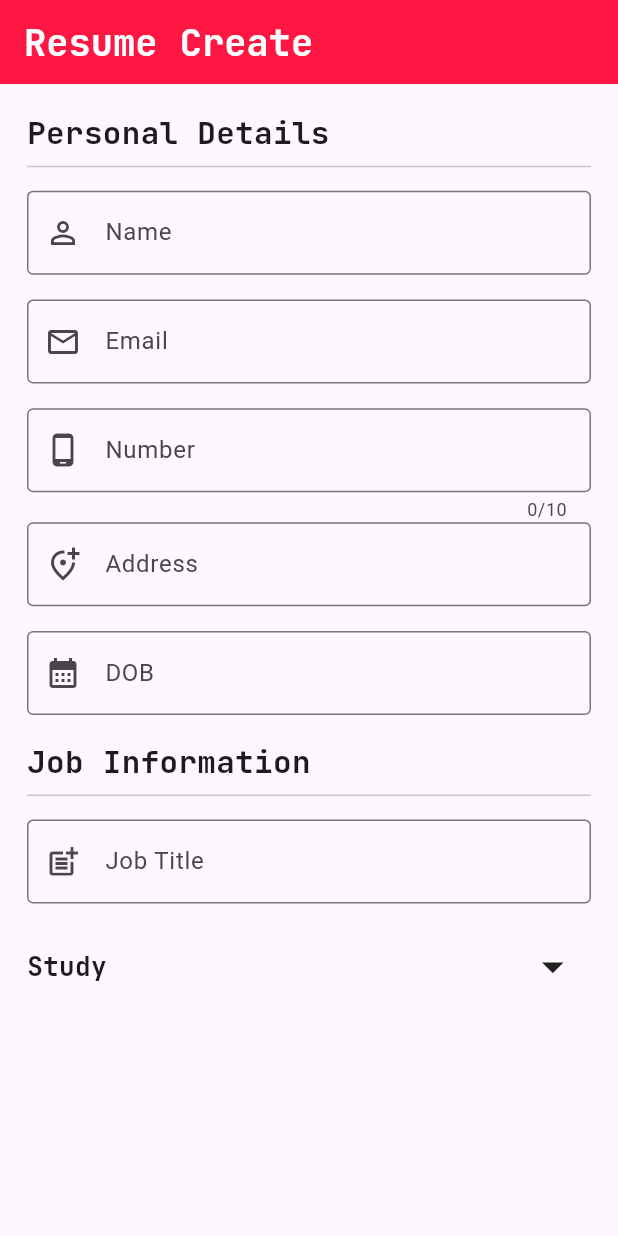
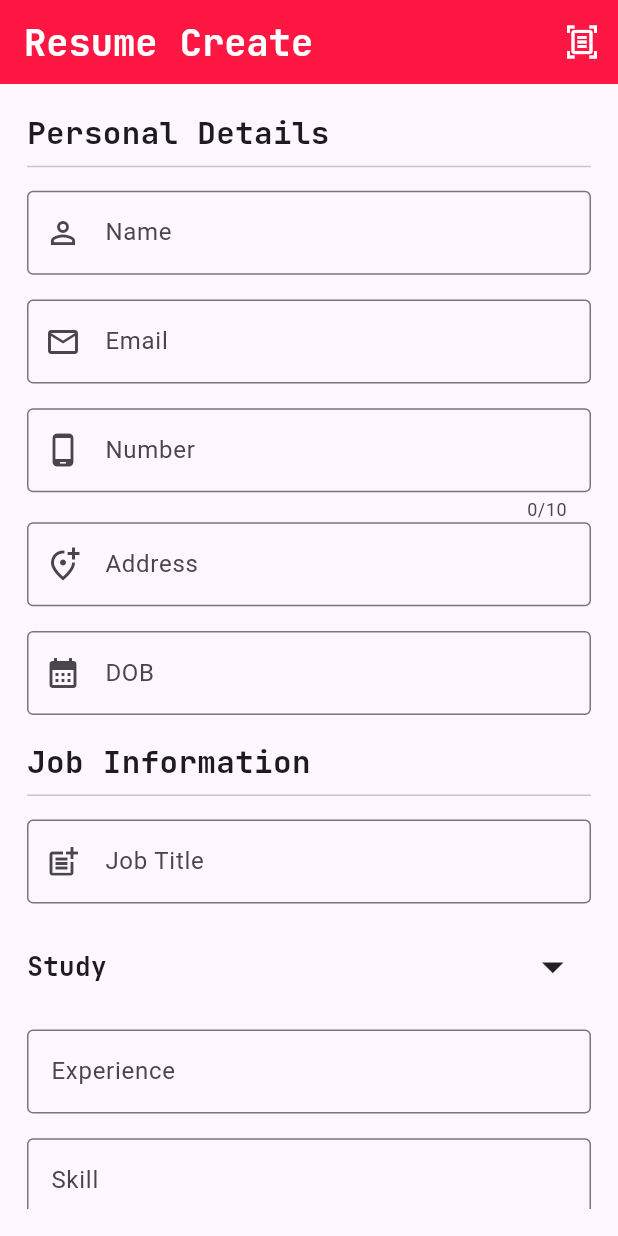
Before and after one commit to Vedpatel28/resume_builder_app, a Flutter app: the screen it shows after launch, on a phone screen of 412 x 824 dp. Run offline on Flutter 3.47's test engine with Material 3 defaults, Android fonts, the phone set to English and light mode, and no system bars; our stand-ins replace google_fonts.

Commit message:
Starting To Create Pdf...

```diff
--- a/lib/views/screens/home_page.dart
+++ b/lib/views/screens/home_page.dart
@@ -2,11 +2,13 @@
 
 import 'dart:developer';
 
+import 'package:flutter/cupertino.dart';
 import 'package:flutter/material.dart';
 import 'package:google_fonts/google_fonts.dart';
 import 'package:provider/provider.dart';
 import 'package:resume_builder_app/controller/date_picker_controller.dart';
 import 'package:resume_builder_app/model/variable_model.dart';
+import 'package:resume_builder_app/utiles/routes_utiles.dart';
 
 class HomePage extends StatelessWidget {
   const HomePage({super.key});
@@ -27,17 +29,24 @@ class HomePage extends StatelessWidget {
             ),
           ),
         ),
+        actions: [
+          IconButton(
+            onPressed: () {
+              Navigator.of(context).pushNamed(
+                AllRoutes.previewPage,
+              );
+            },
+            icon: const Icon(
+              Icons.document_scanner_outlined,
+              color: Colors.white,
+            ),
+          ),
+        ],
         backgroundColor: Colors.redAccent.shade400,
       ),
       body: Padding(
         padding: const EdgeInsets.all(18),
-        child: Form(
-          key: formKey,
-          autovalidateMode: AutovalidateMode.onUserInteraction,
-          child: Consumer<DatePickerController>(
-            builder: (context, provider, _) {
-              return SingleChildScrollView(
-                scrollDirection: Axis.vertical,
+        child: SingleChildScrollView(
           child: Column(
             crossAxisAlignment: CrossAxisAlignment.start,
             children: [
@@ -138,7 +147,8 @@ class HomePage extends StatelessWidget {
               ),
               SizedBox(height: s.height * 0.02),
               // DOB
-                    TextField(
+              Consumer<DatePickerController>(builder: (context, provider, _) {
+                return TextField(
                   onSubmitted: (value) {
                     VariableModal.dob.text = value;
                   },
@@ -195,7 +205,8 @@ class HomePage extends StatelessWidget {
                       icon: const Icon(Icons.calendar_month),
                     ),
                   ),
-                    ),
+                );
+              }),
               SizedBox(height: s.height * 0.02),
               Text(
                 "Job Information",
@@ -244,7 +255,10 @@ class HomePage extends StatelessWidget {
                   const Spacer(),
                   PopupMenuButton(
                     elevation: 2,
-                          icon: const Icon(Icons.arrow_drop_down_sharp,size: 35,),
+                    icon: const Icon(
+                      Icons.arrow_drop_down_sharp,
+                      size: 35,
+                    ),
                     onSelected: (value) {
                       if (value == '10th') {
                         VariableModal.study.text = '10th';
@@ -283,11 +297,106 @@ class HomePage extends StatelessWidget {
                 ],
               ),
               SizedBox(height: s.height * 0.02),
-
-                  ],
+              // Experience
+              TextFormField(
+                validator: (value) {
+                  if (value!.isEmpty) {
+                    return "Enter The Experience Year";
+                  } else {
+                    return null;
+                  }
+                },
+                textInputAction: TextInputAction.next,
+                onSaved: (newValue) {
+                  VariableModal.experience.text = newValue!;
+                },
+                controller: VariableModal.experience,
+                decoration: const InputDecoration(
+                  border: OutlineInputBorder(),
+                  labelText: "Experience",
+                ),
+              ),
+              SizedBox(height: s.height * 0.02),
+              // Skill
+              TextFormField(
+                validator: (value) {
+                  if (value!.isEmpty) {
+                    return "Enter The Skill";
+                  } else {
+                    return null;
+                  }
+                },
+                textInputAction: TextInputAction.next,
+                onSaved: (newValue) {
+                  VariableModal.skill.text = newValue!;
+                },
+                controller: VariableModal.skill,
+                decoration: const InputDecoration(
+                  border: OutlineInputBorder(),
+                  labelText: "Skill",
+                ),
+              ),
+              SizedBox(height: s.height * 0.02),
+              // Project
+              TextFormField(
+                validator: (value) {
+                  if (value!.isEmpty) {
+                    return "Enter The Project";
+                  } else {
+                    return null;
+                  }
+                },
+                textInputAction: TextInputAction.next,
+                onSaved: (newValue) {
+                  VariableModal.project.text = newValue!;
+                },
+                controller: VariableModal.project,
+                decoration: const InputDecoration(
+                  border: OutlineInputBorder(),
+                  labelText: "Project",
+                ),
+              ),
+              SizedBox(height: s.height * 0.02),
+              // Nationality
+              TextFormField(
+                validator: (value) {
+                  if (value!.isEmpty) {
+                    return "Enter The Nationality";
+                  } else {
+                    return null;
+                  }
+                },
+                textInputAction: TextInputAction.next,
+                onSaved: (newValue) {
+                  VariableModal.nationality.text = newValue!;
+                },
+                controller: VariableModal.nationality,
+                decoration: const InputDecoration(
+                  border: OutlineInputBorder(),
+                  labelText: "Nationality",
+                ),
+              ),
+              SizedBox(height: s.height * 0.04),
+              CupertinoButton.filled(
+                onPressed: () {
+                  if (formKey.currentState!.validate()) {
+                    formKey.currentState!.save();
+                    ScaffoldMessenger.of(context).showSnackBar(
+                      const SnackBar(
+                        content: Text("Resume Successful Created"),
                       ),
                     );
+                  } else {
+                    ScaffoldMessenger.of(context).showSnackBar(
+                      const SnackBar(
+                        content: Text("Can't Created Resume"),
+                      ),
+                    );
+                  }
                 },
+                child: const Text("Create"),
+              ),
+            ],
           ),
         ),
       ),
--- a/pubspec.yaml
+++ b/pubspec.yaml
@@ -38,6 +38,8 @@ dependencies:
   google_fonts: any
   provider: any
   intl: any
+  image_picker: any
+  pdf: any
 
 dev_dependencies:
   flutter_test:
```
Also changed, not shown: lib/views/screens/resume_view_page.dart (+27 -1 lines), pubspec.lock, 5 other files. Lines whose indentation alone changed are shown as unchanged.
